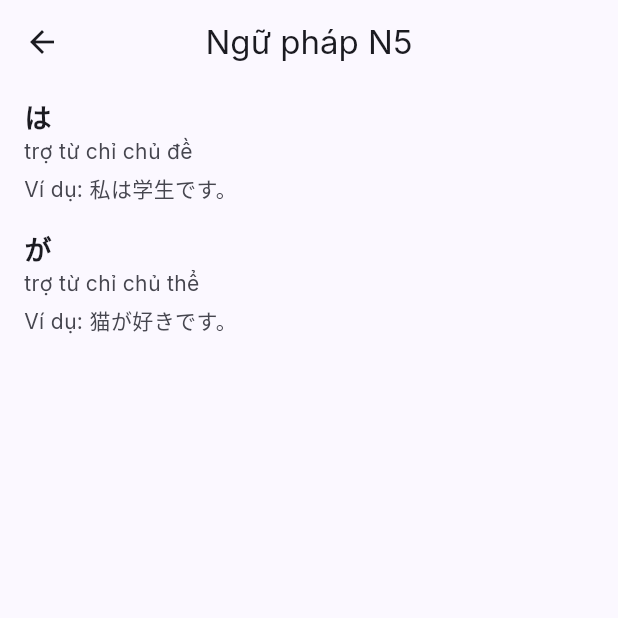
After one commit to tygonorg/nihongo-flashcard, a Flutter app: the screen it shows after launch, after a tap on "Ngữ pháp", on a phone screen of 412 x 824 dp, the top half of it. The commit adds this screen. Run offline on Flutter 3.47's test engine with Material 3 defaults, Android fonts, the phone set to English and light mode, and no system bars; our stand-ins replace flutter_riverpod, go_router, google_fonts, sqflite; accounts and stored records are empty.

Commit message:
feat: add grammar assets and screen

```diff
--- /dev/null
+++ b/assets/presets/grammar_n5.json
@@ -0,0 +1,4 @@
+[
+  {"title":"は","meaning":"trợ từ chỉ chủ đề","level":"N5","example":"私は学生です。"},
+  {"title":"が","meaning":"trợ từ chỉ chủ thể","level":"N5","example":"猫が好きです。"}
+]
--- /dev/null
+++ b/lib/models/grammar.dart
@@ -0,0 +1,31 @@
+class Grammar {
+  final String title;
+  final String meaning;
+  final String level;
+  final String? example;
+
+  Grammar({
+    required this.title,
+    required this.meaning,
+    required this.level,
+    this.example,
+  });
+
+  factory Grammar.fromMap(Map<String, dynamic> map) {
+    return Grammar(
+      title: map['title'] as String,
+      meaning: map['meaning'] as String,
+      level: map['level'] as String,
+      example: map['example'] as String?,
+    );
+  }
+
+  Map<String, dynamic> toMap() {
+    return {
+      'title': title,
+      'meaning': meaning,
+      'level': level,
+      if (example != null) 'example': example,
+    };
+  }
+}
--- a/lib/router.dart
+++ b/lib/router.dart
@@ -6,6 +6,7 @@ import 'ui/screens/add_edit_vocab_screen.dart';
 import 'ui/screens/flashcards_screen.dart';
 import 'ui/screens/quiz_screen.dart';
 import 'ui/screens/stats_screen.dart';
+import 'ui/screens/grammar_list_screen.dart';
 
 final router = GoRouter(routes: [
   GoRoute(path: '/', builder: (_, __) => const HomeScreen()),
@@ -19,5 +20,6 @@ final router = GoRouter(routes: [
   ),
   GoRoute(path: '/flash', builder: (_, __) => const FlashcardsScreen()),
   GoRoute(path: '/quiz', builder: (_, __) => const QuizScreen()),
+  GoRoute(path: '/grammar', builder: (_, __) => const GrammarListScreen()),
   GoRoute(path: '/stats', builder: (_, __) => const StatsScreen()),
 ]);
--- /dev/null
+++ b/lib/ui/screens/grammar_list_screen.dart
@@ -0,0 +1,82 @@
+import 'dart:convert';
+import 'package:flutter/material.dart';
+import 'package:flutter/services.dart' show rootBundle;
+import '../../models/grammar.dart';
+
+class GrammarListScreen extends StatefulWidget {
+  const GrammarListScreen({super.key});
+
+  @override
+  State<GrammarListScreen> createState() => _GrammarListScreenState();
+}
+
+class _GrammarListScreenState extends State<GrammarListScreen> {
+  List<Grammar>? _grammars;
+  bool _loading = true;
+  String? _error;
+
+  @override
+  void initState() {
+    super.initState();
+    _load();
+  }
+
+  Future<void> _load() async {
+    try {
+      final raw = await rootBundle.loadString('assets/presets/grammar_n5.json');
+      final list = jsonDecode(raw) as List;
+      _grammars =
+          list.map((e) => Grammar.fromMap(e as Map<String, dynamic>)).toList();
+    } catch (e) {
+      _error = e.toString();
+    }
+    if (mounted) {
+      setState(() {
+        _loading = false;
+      });
+    }
+  }
+
+  @override
+  Widget build(BuildContext context) {
+    if (_loading) {
+      return const Scaffold(
+        body: Center(child: CircularProgressIndicator()),
+      );
+    }
+
+    if (_error != null) {
+      return Scaffold(
+        appBar: AppBar(title: const Text('Ngữ pháp')),
+        body: Center(child: Text('Lỗi: $_error')),
+      );
+    }
+
+    return Scaffold(
+      appBar: AppBar(title: const Text('Ngữ pháp N5')),
+      body: ListView.builder(
+        itemCount: _grammars?.length ?? 0,
+        itemBuilder: (context, index) {
+          final g = _grammars![index];
+          return ListTile(
+            title: Text(
+              g.title,
+              style: const TextStyle(fontSize: 18, fontWeight: FontWeight.bold),
+            ),
+            subtitle: Column(
+              crossAxisAlignment: CrossAxisAlignment.start,
+              children: [
+                Text(g.meaning),
+                if (g.example != null)
+                  Padding(
+                    padding: const EdgeInsets.only(top: 4.0),
+                    child: Text('Ví dụ: ${g.example}'),
+                  ),
+              ],
+            ),
+          );
+        },
+      ),
+    );
+  }
+}
--- a/lib/ui/screens/home_screen.dart
+++ b/lib/ui/screens/home_screen.dart
@@ -13,6 +13,7 @@ class HomeScreen extends StatelessWidget {
       _HomeItem(Icons.add_circle, 'Thêm từ', '/add'),
       _HomeItem(Icons.style, 'Flashcards', '/flash'),
       _HomeItem(Icons.quiz, 'Trắc nghiệm', '/quiz'),
+      _HomeItem(Icons.menu_book, 'Ngữ pháp', '/grammar'),
       _HomeItem(Icons.auto_awesome, 'Thống kê & SRS', '/stats'),
     ];
 
```
